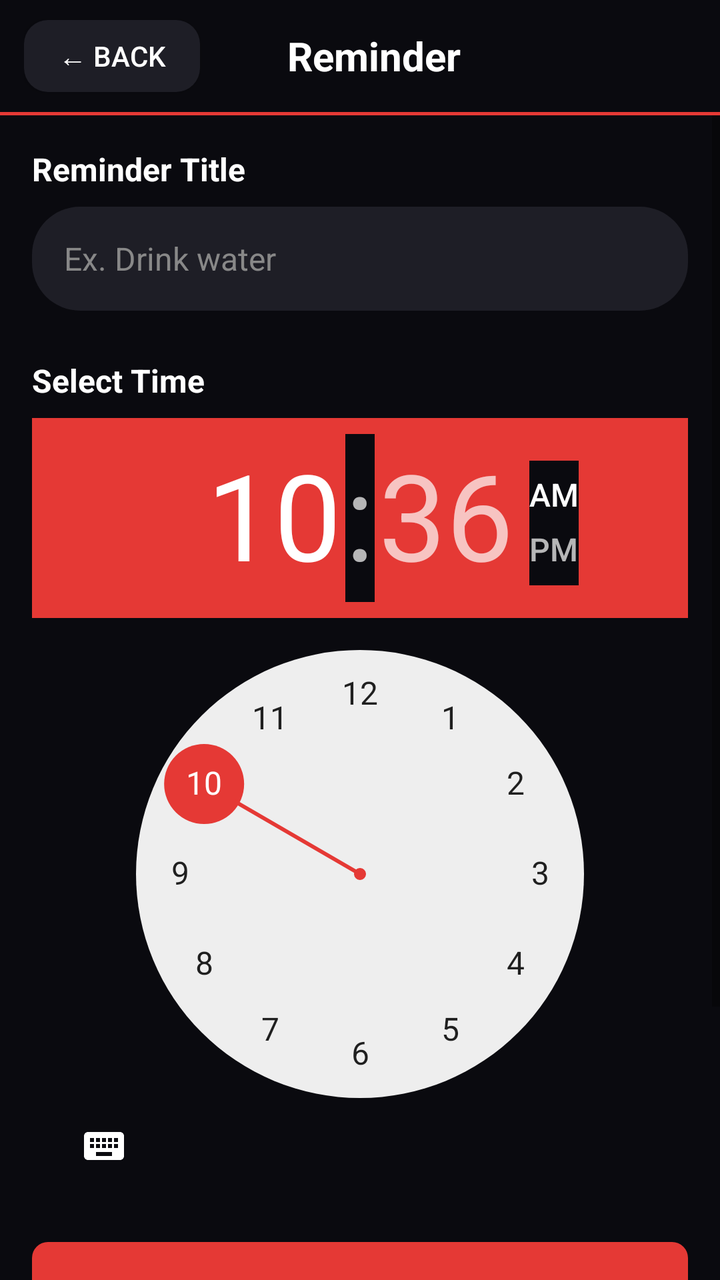
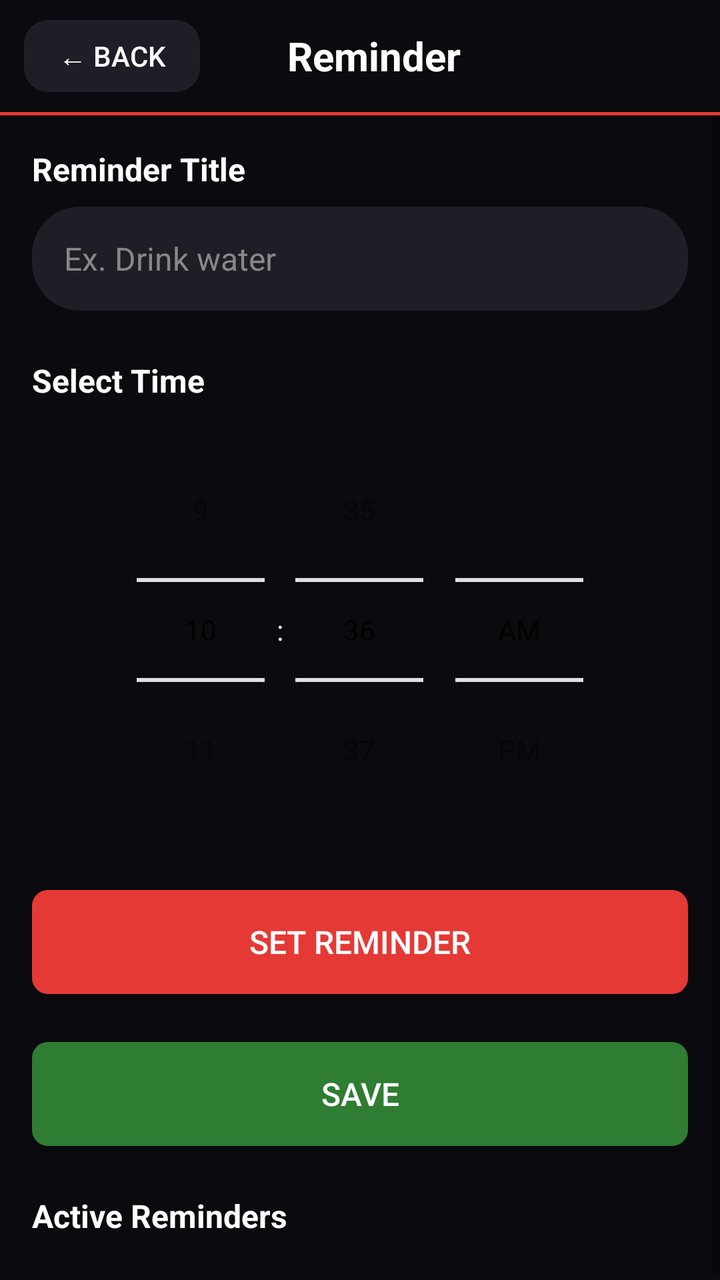

The first picture is an Android layout as it rendered before a commit; the second is the same layout after the commit. The layout source and the unified diff follow.
<!-- AndroidManifest.xml: application theme Theme.AppCompat.Light.NoActionBar -->
<!-- res/layout/activity_reminder.xml -->
<?xml version="1.0" encoding="utf-8"?>
<LinearLayout
    xmlns:android="http://schemas.android.com/apk/res/android"
    android:layout_width="match_parent"
    android:layout_height="match_parent"
    android:background="#0A0A0F"
    android:orientation="vertical">

    
    <LinearLayout
        android:layout_width="match_parent"
        android:layout_height="56dp"
        android:orientation="horizontal"
        android:gravity="center_vertical"
        android:paddingStart="12dp"
        android:paddingEnd="16dp">

        <Button
            android:id="@+id/backButton"
            android:layout_width="wrap_content"
            android:layout_height="36dp"
            android:text="← Back"
            android:textColor="#FFFFFF"
            android:textSize="14sp"
            android:background="@drawable/rounded_dark_button"
            android:paddingStart="12dp"
            android:paddingEnd="12dp"/>

        <TextView
            android:layout_width="0dp"
            android:layout_height="wrap_content"
            android:layout_weight="1"
            android:text="Reminder"
            android:textColor="#FFFFFF"
            android:textSize="20sp"
            android:textStyle="bold"
            android:gravity="center"/>

        <View
            android:layout_width="70dp"
            android:layout_height="wrap_content"/>

    </LinearLayout>

    
    <View
        android:layout_width="match_parent"
        android:layout_height="1.5dp"
        android:background="#E53935"/>

    <ScrollView
        android:layout_width="match_parent"
        android:layout_height="match_parent">

        <LinearLayout
            android:layout_width="match_parent"
            android:layout_height="wrap_content"
            android:orientation="vertical"
            android:padding="16dp">

            
            <TextView
                android:layout_width="wrap_content"
                android:layout_height="wrap_content"
                android:text="Reminder Title"
                android:textColor="#FFFFFF"
                android:textSize="16sp"
                android:textStyle="bold"
                android:paddingBottom="8dp"/>

            <EditText
                android:id="@+id/reminderTitle"
                style="@style/WhiteHintEditText"
                android:layout_width="match_parent"
                android:layout_height="52dp"
                android:background="@drawable/input_background"
                android:paddingStart="16dp"
                android:paddingEnd="16dp"
                android:hint="Ex. Drink water"
                android:textColor="#FFFFFF"
                android:textSize="16sp"
                android:inputType="text"
                android:layout_marginBottom="24dp"/>

            
            <TextView
                android:layout_width="wrap_content"
                android:layout_height="wrap_content"
                android:text="Select Time"
                android:textColor="#FFFFFF"
                android:textSize="16sp"
                android:textStyle="bold"
                android:paddingBottom="8dp"/>

            <TimePicker
                android:id="@+id/timePicker"
                android:layout_width="match_parent"
                android:layout_height="wrap_content"
                android:timePickerMode="clock"
                android:layout_marginBottom="24dp"
                android:theme="@style/WhiteTimePicker"/>

            
            <Button
                android:id="@+id/setReminderButton"
                android:layout_width="match_parent"
                android:layout_height="52dp"
                android:text="Set Reminder"
                android:textColor="#FFFFFF"
                android:textSize="16sp"
                android:background="@drawable/settings_button_red"
                android:layout_marginBottom="24dp"/>

            
            <Button
                android:id="@+id/saveReminderButton"
                android:layout_width="match_parent"
                android:layout_height="52dp"
                android:text="Save"
                android:textColor="#FFFFFF"
                android:textSize="16sp"
                android:background="@drawable/settings_button_green"
                android:layout_marginBottom="24dp"/>

            
            <TextView
                android:layout_width="wrap_content"
                android:layout_height="wrap_content"
                android:text="Active Reminders"
                android:textColor="#FFFFFF"
                android:textSize="16sp"
                android:textStyle="bold"
                android:paddingBottom="8dp"/>

            <androidx.recyclerview.widget.RecyclerView
                android:id="@+id/remindersRecyclerView"
                android:layout_width="match_parent"
                android:layout_height="wrap_content"
                android:nestedScrollingEnabled="false"/>

        </LinearLayout>
    </ScrollView>

</LinearLayout>
<!-- resources referenced by this layout -->
<resources>
  <!-- drawable input_background (drawable) -->
  <?xml version="1.0" encoding="utf-8"?>
  <shape xmlns:android="http://schemas.android.com/apk/res/android"
      android:shape="rectangle">
      <solid android:color="#1E1E26"/>
      <corners android:radius="24dp"/>
  </shape>
  <!-- drawable rounded_dark_button (drawable) -->
  <?xml version="1.0" encoding="utf-8"?>
  <shape xmlns:android="http://schemas.android.com/apk/res/android"
      android:shape="rectangle">
      <solid android:color="#1E1E26"/>
      <corners android:radius="12dp"/>
  </shape>
  <!-- drawable settings_button_green (drawable) -->
  <?xml version="1.0" encoding="utf-8"?>
  <shape xmlns:android="http://schemas.android.com/apk/res/android"
      android:shape="rectangle">
      <solid android:color="#2E7D32"/>
      <corners android:radius="8dp"/>
  </shape>
  <!-- drawable settings_button_red (drawable) -->
  <?xml version="1.0" encoding="utf-8"?>
  <shape xmlns:android="http://schemas.android.com/apk/res/android"
      android:shape="rectangle">
      <solid android:color="#E53935"/>
      <corners android:radius="8dp"/>
  </shape>
  <style name="WhiteHintEditText" parent="Widget.AppCompat.EditText">
          <item name="android:textColor">#FFFFFF</item>
          <item name="android:textColorHint">#888888</item>
      </style>
  <style name="WhiteTimePicker" parent="android:Widget.Material.TimePicker">
      <item name="android:textColor">#FFFFFF</item>
      <item name="colorAccent">#E53935</item>
      <item name="android:colorControlNormal">#FFFFFF</item>
      <item name="android:timePickerMode">spinner</item>
      <item name="android:background">#0A0A0F</item>
  </style>
</resources>

<!-- the commit's change to res/layout/activity_reminder.xml (unified diff, before → after) -->
@@ -96,7 +96,7 @@
                 android:id="@+id/timePicker"
                 android:layout_width="match_parent"
                 android:layout_height="wrap_content"
-                android:timePickerMode="clock"
+                android:timePickerMode="spinner"
                 android:layout_marginBottom="24dp"
                 android:theme="@style/WhiteTimePicker"/>
 
